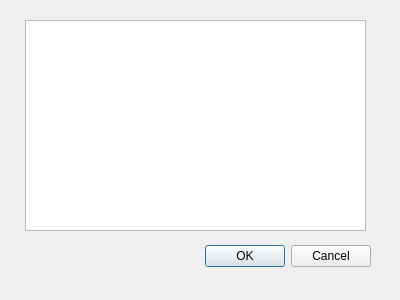
Old version of the form Implementazione/Viste/visualizzazione_liste.ui in the repository nicobello10/progetto-ingegneria-del-software.
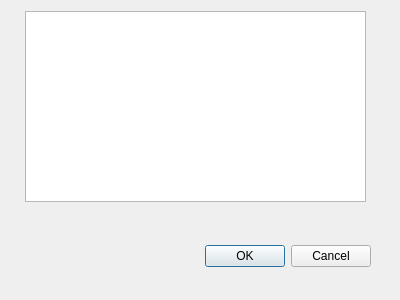
New version of the form.

Commit message: aggiunta visualizzazione lista utenti

The edit to the form file:
```diff
--- a/Implementazione/Viste/visualizzazione_liste.ui
+++ b/Implementazione/Viste/visualizzazione_liste.ui
@@ -29,13 +29,13 @@
     <set>QDialogButtonBox::Cancel|QDialogButtonBox::Ok</set>
    </property>
   </widget>
-  <widget class="QListView" name="listautenti">
+  <widget class="QTableWidget" name="tabellautenti">
    <property name="geometry">
     <rect>
      <x>25</x>
-     <y>20</y>
+     <y>11</y>
      <width>341</width>
-     <height>211</height>
+     <height>191</height>
     </rect>
    </property>
   </widget>
```
The commit also changes 2 other files.
